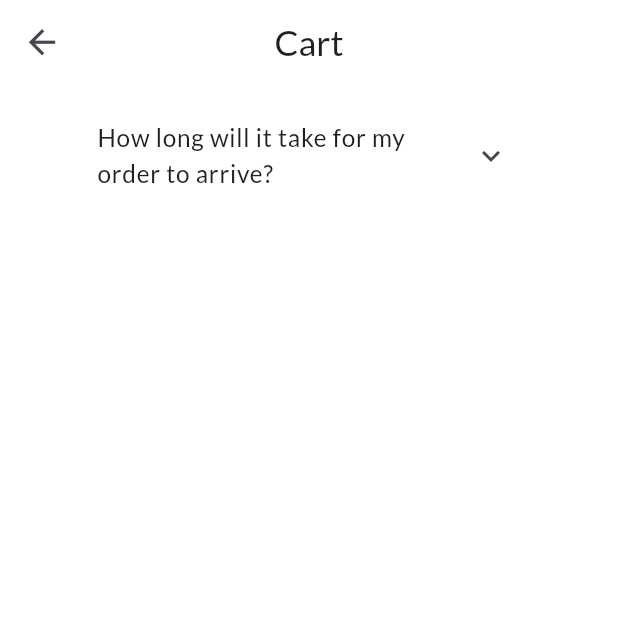
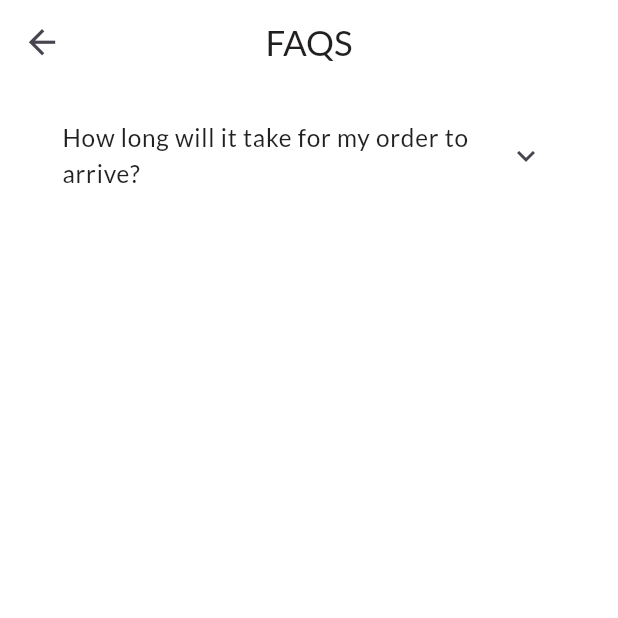
Before and after one commit to Abdusalom0516/Fayzigul, a Flutter app: the FaqsScreen screen opened directly, on a phone screen of 412 x 824 dp, the top half of it. Run offline on Flutter 3.47's test engine with Material 3 defaults, Android fonts, the phone set to English and light mode, and no system bars; our stand-ins replace dartz, equatable, firebase_auth, firebase_core, flutter_bloc, flutter_hooks and 2 more; accounts and stored records are empty.

Commit message:
BASE: Enhance Design.

```diff
--- a/lib/main.dart
+++ b/lib/main.dart
@@ -38,6 +38,8 @@ class MyApp extends StatelessWidget {
           theme: Theme.of(context).copyWith(
             appBarTheme: AppBarTheme(iconTheme: IconThemeData(size: 24.w)),
             splashColor: Colors.transparent,
+            // It remove the unecessary borders
+            dividerColor: Colors.transparent,
             highlightColor: Colors.transparent,
             hoverColor: Colors.transparent,
             scaffoldBackgroundColor: ConstColors().ffffffff,
--- a/lib/presentation/profile/screens/faqs_screen.dart
+++ b/lib/presentation/profile/screens/faqs_screen.dart
@@ -18,7 +18,7 @@ class FaqsScreen extends StatelessWidget {
               floating: true,
               backgroundColor: colors.ffffffff,
               title: Text(
-                texts.cart,
+                texts.faqs,
                 style: AppTextStyles.lato.medium(
                   color: colors.ff221fif,
                   fontSize: 23.sp,
@@ -26,9 +26,10 @@ class FaqsScreen extends StatelessWidget {
               ),
             ),
             SliverPadding(
-              padding: EdgeInsets.symmetric(horizontal: 48.r, vertical: 15.r),
+              padding: EdgeInsets.symmetric(horizontal: 25.r, vertical: 15.r),
               sliver: SliverToBoxAdapter(
                 child: ExpansionTile(
+                  childrenPadding: EdgeInsets.symmetric(horizontal: 15.r),
                   title: Text(
                     texts.howLongArrive,
                     style: AppTextStyles.lato
```
